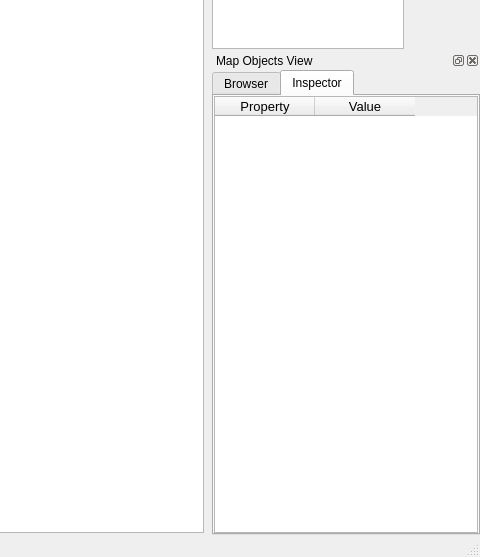
The window that mapeditor/mainwindow.ui (vcmi/vcmi) describes before a commit, drawn with Qt 5; both pictures show x 544 to 1024 and y 211 to 768 of the 1024 by 768 pixel window.
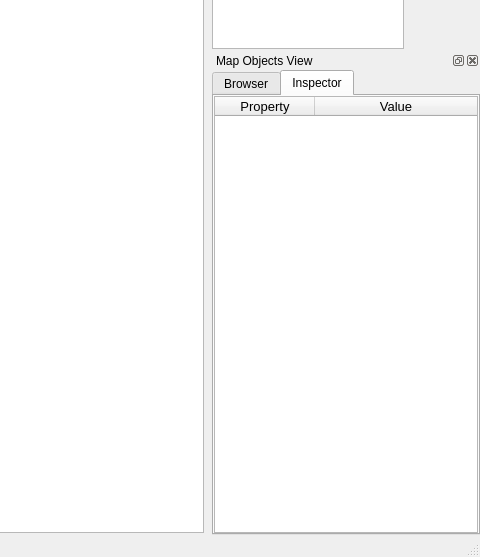
The same window after the commit. The open tabs and pages were chosen to show the change. Icons and pictures are not drawn. Custom widgets are drawn as their Qt base class.

Commit message: Improve bool fields in inspector

What changed in the file:
```diff
--- a/mapeditor/mainwindow.ui
+++ b/mapeditor/mainwindow.ui
@@ -390,6 +390,9 @@
            <property name="columnCount">
             <number>2</number>
            </property>
+           <attribute name="horizontalHeaderStretchLastSection">
+            <bool>true</bool>
+           </attribute>
            <attribute name="verticalHeaderVisible">
             <bool>false</bool>
            </attribute>
```
The commit also changes 3 other files.
